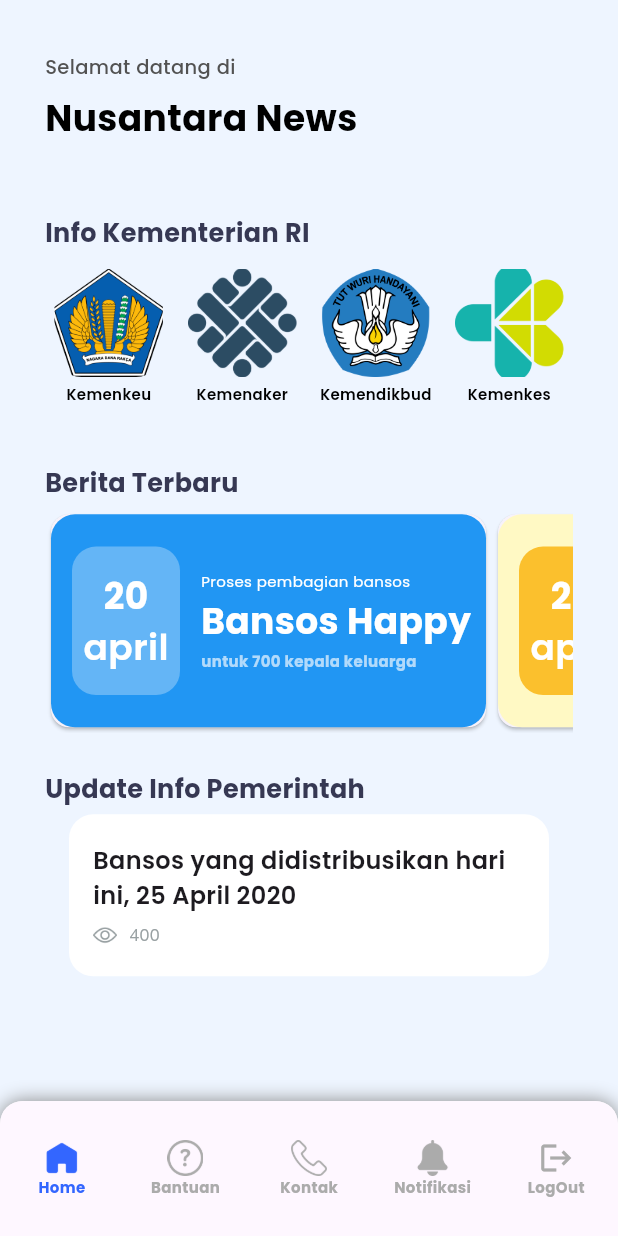
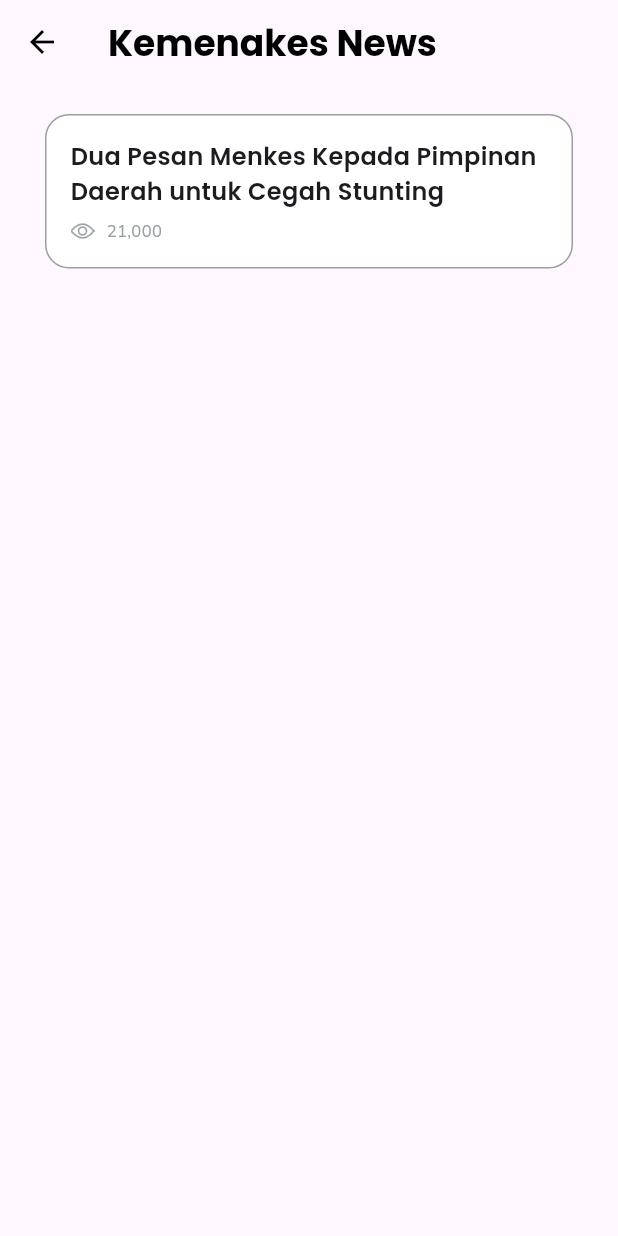
Before and after one commit to aldisakti2/Nusantara-News-App, a Flutter app: the screen it shows once a user with an empty profile is signed in, after a tap on "Kemenkes", on a phone screen of 412 x 824 dp. Run offline on Flutter 3.47's test engine with Material 3 defaults, Android fonts, the phone set to English and light mode, and no system bars; our stand-ins replace bloc, cloud_firestore, firebase_auth, firebase_core, flutter_bloc, google_fonts and 2 more; accounts and stored records are empty.

Commit message:
Update Kementerian Pages

```diff
--- a/lib/pages/home_page.dart
+++ b/lib/pages/home_page.dart
@@ -1,4 +1,8 @@
 import 'package:flutter/material.dart';
+import 'package:nusantara_news_app/pages/kementerian/dikbud_page.dart';
+import 'package:nusantara_news_app/pages/kementerian/kesehatan_page.dart';
+import 'package:nusantara_news_app/pages/kementerian/keuangan_page.dart';
+import 'package:nusantara_news_app/pages/kementerian/naker_page.dart';
 import '../styles/colors.dart';
 import '../styles/text_style.dart';
 
@@ -74,28 +78,52 @@ class HomePage extends StatelessWidget {
                     height: 12,
                   ),
                   Row(
-                    mainAxisAlignment: MainAxisAlignment.spaceBetween,
+                    mainAxisAlignment: MainAxisAlignment.spaceAround,
                     children: [
                       Flexible(
-                        child: _infoLayanan('assets/images/kemenkeu-logo.png',
-                            'Kemenkeu', () {}),
-                      ),
-                      SizedBox(width: 4),
-                      Flexible(
-                        child: _infoLayanan('assets/images/kemenaker-logo.png',
-                            'Kemenaker', () {}),
+                        child: _infoLayanan(
+                            'assets/images/kemenkeu-logo.png', 'Kemenkeu', () {
+                          Navigator.push(
+                            context,
+                            MaterialPageRoute(
+                                builder: (context) => KemenkeuPage()),
+                          );
+                        }),
                       ),
                       SizedBox(width: 4),
                       Flexible(
                         child: _infoLayanan(
-                            'assets/images/kemendikbud-logo.png',
-                            'Kemendikbud',
-                            () {}),
+                            'assets/images/kemenaker-logo.png', 'Kemenaker',
+                            () {
+                          Navigator.push(
+                            context,
+                            MaterialPageRoute(
+                                builder: (context) => KemenakerPage()),
+                          );
+                        }),
                       ),
                       SizedBox(width: 4),
                       Flexible(
-                        child: _infoLayanan('assets/images/kemenkes-logo.png',
-                            'Kemenkes', () {}),
+                        child: _infoLayanan(
+                            'assets/images/kemendikbud-logo.png', 'Kemendikbud',
+                            () {
+                          Navigator.push(
+                            context,
+                            MaterialPageRoute(
+                                builder: (context) => KemendikbudPage()),
+                          );
+                        }),
+                      ),
+                      SizedBox(width: 4),
+                      Flexible(
+                        child: _infoLayanan(
+                            'assets/images/kemenkes-logo.png', 'Kemenkes', () {
+                          Navigator.push(
+                            context,
+                            MaterialPageRoute(
+                                builder: (context) => KemenkesPage()),
+                          );
+                        }),
                       ),
                     ],
                   ),
--- /dev/null
+++ b/lib/pages/kementerian/kesehatan_page.dart
@@ -0,0 +1,94 @@
+import 'package:flutter/material.dart';
+import 'package:nusantara_news_app/bloc/visit_web/web_state.dart';
+import 'package:nusantara_news_app/styles/colors.dart';
+import 'package:nusantara_news_app/styles/text_style.dart';
+
+class KemenkesPage extends StatelessWidget {
+  const KemenkesPage({Key? key}) : super(key: key);
+
+  @override
+  Widget build(BuildContext context) {
+    return Scaffold(
+        appBar: AppBar(
+          title: Text(
+            'Kemenakes News',
+            style: kHeading6.copyWith(color: kBlack),
+          ),
+          leading: BackButton(
+            color: kBlack,
+          ),
+        ),
+        body: SafeArea(
+          child: SingleChildScrollView(
+            child: Container(
+              alignment: Alignment.topLeft,
+              margin: EdgeInsets.only(top: 20, left: 30, right: 30),
+              child: Stack(
+                children: [
+                  _berita(
+                      'Dua Pesan Menkes Kepada Pimpinan Daerah untuk Cegah Stunting',
+                      '21,000', () {
+                    Navigator.push(
+                      context,
+                      MaterialPageRoute(
+                          builder: (context) => WebViewPage(
+                              title: 'Kemenakes',
+                              selectedUrl:
+                                  'https://www.kemkes.go.id/id/dua-pesan-menkes-kepada-pimpinan-daerah-untuk-cegah-stunting')),
+                    );
+                  })
+                ],
+              ),
+            ),
+          ),
+        ));
+  }
+
+  Widget _berita(String title, String view, VoidCallback tap) {
+    return GestureDetector(
+      onTap: tap,
+      child: Container(
+        padding: EdgeInsets.all(16),
+        decoration: BoxDecoration(
+          color: kWhite,
+          borderRadius: BorderRadius.all(
+            Radius.circular(16),
+          ),
+          border: Border.all(width: 1, color: Colors.grey),
+        ),
+        child: Column(
+          mainAxisAlignment: MainAxisAlignment.center,
+          crossAxisAlignment: CrossAxisAlignment.start,
+          children: [
+            Text(
+              title,
+              style: kSubtitlemid3,
+            ),
+            SizedBox(
+              height: 7,
+            ),
+            Row(
+              crossAxisAlignment: CrossAxisAlignment.start,
+              mainAxisAlignment: MainAxisAlignment.start,
+              children: [
+                Image.asset(
+                  "assets/icons/eye.png",
+                  height: 16,
+                  fit: BoxFit.cover,
+                  color: Color(0xFF98A0A2),
+                ),
+                SizedBox(
+                  width: 8,
+                ),
+                Text(
+                  view,
+                  style: kNumber.copyWith(color: Color(0xFF98A0A2)),
+                ),
+              ],
+            ),
+          ],
+        ),
+      ),
+    );
+  }
+}
--- a/pubspec.yaml
+++ b/pubspec.yaml
@@ -44,8 +44,10 @@ dependencies:
   flutter_bloc: ^8.1.3
   meta: ^1.11.0
   google_sign_in: ^6.2.1
-  webview_flutter: ^4.8.0
+  webview_flutter: ^2.8.0
   cloud_firestore: ^4.17.5
+  html: ^0.15.4
+  http: ^1.2.1
 
 dev_dependencies:
   flutter_test:
```
Also changed, not shown: lib/bloc/visit_web/web_state.dart (added, +45 -0 lines), lib/pages/kementerian/dikbud_page.dart (added, +94 -0 lines), lib/pages/kementerian/keuangan_page.dart (added, +74 -0 lines), lib/pages/kementerian/naker_page.dart (added, +74 -0 lines), pubspec.lock.
